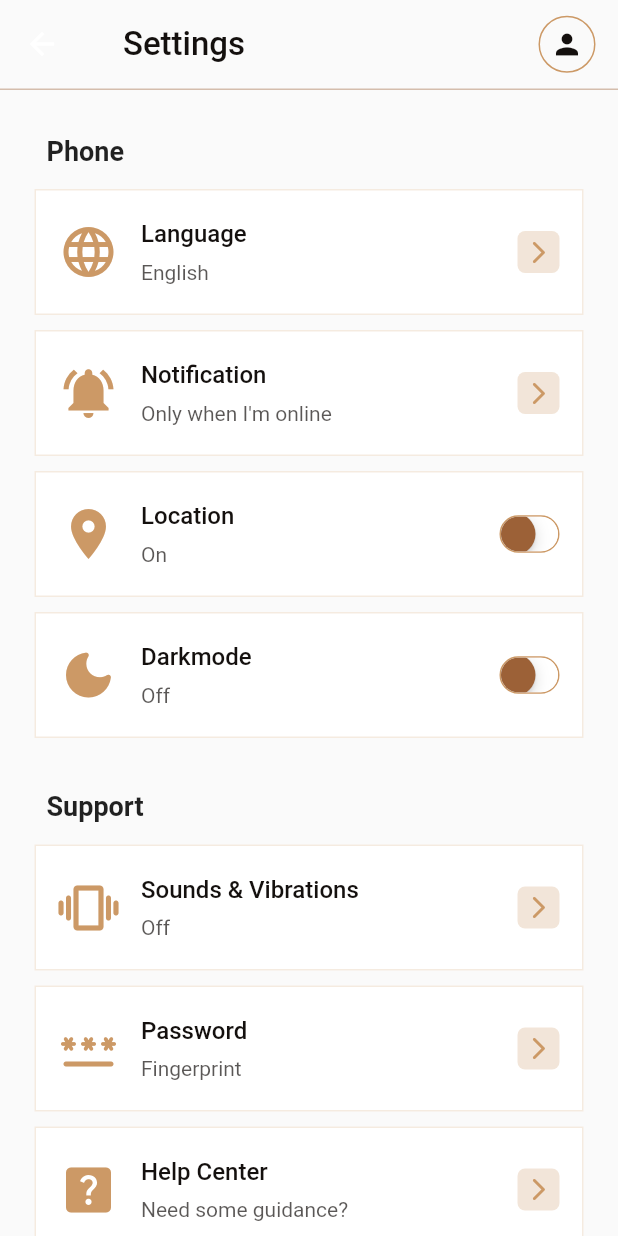
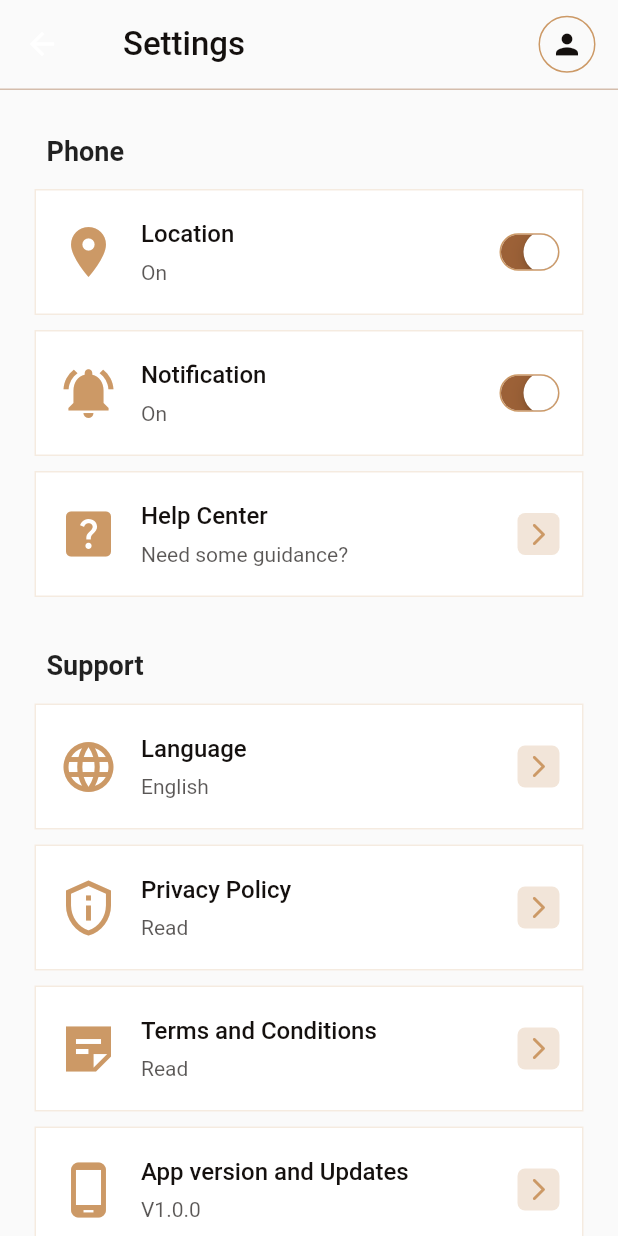
Before and after one commit to iluv27/joy_homes, a Flutter app: the SettingsScreen screen opened directly, on a phone screen of 412 x 824 dp. Run offline on Flutter 3.47's test engine with Material 2 defaults, Android fonts, the phone set to English and light mode, and no system bars; our stand-ins replace carousel_slider, flutter_image_compress, flutter_map, geolocator, image_picker, latlong2; network calls fail.

Commit message:
new commit

```diff
--- a/lib/screens/settings_screen/settings.dart
+++ b/lib/screens/settings_screen/settings.dart
@@ -62,51 +62,66 @@ class SettingsListview extends StatelessWidget {
 }
 
 class SettingsColumn extends StatefulWidget {
-  const SettingsColumn({super.key});
+  const SettingsColumn({Key? key}) : super(key: key);
 
   @override
   State<SettingsColumn> createState() => _SettingsColumnState();
 }
 
 class _SettingsColumnState extends State<SettingsColumn> {
+  bool toggleButton = true;
+  String mainSubtitle = '';
+
+  @override
+  void initState() {
+    super.initState();
+    mainSubtitle = toggleButton ? 'On' : 'Off';
+  }
+
+  void toggleSwitch() {
+    setState(() {
+      toggleButton = !toggleButton;
+      mainSubtitle = toggleButton ? 'On' : 'Off';
+    });
+  }
+
   @override
   Widget build(BuildContext context) {
     return Column(
       crossAxisAlignment: CrossAxisAlignment.start,
       children: [
         Padding(
-          padding: EdgeInsets.symmetric(horizontal: 8.0, vertical: 15),
+          padding: const EdgeInsets.symmetric(horizontal: 8.0, vertical: 15),
           child: Text(
             'Phone',
-            style: TextStyle(fontSize: 18, fontWeight: FontWeight.w600),
+            style: const TextStyle(fontSize: 18, fontWeight: FontWeight.w600),
           ),
         ),
-        SettingsListTile(
-          mainTitle: 'Language',
-          mainSubtitle: 'English',
-          firstIcon: Icons.language,
+        SettingsListile2(
+          toggleSwitch: toggleButton,
+          onTapped: toggleSwitch,
+          mainTitle: 'Location',
+          mainSubtitle: mainSubtitle,
+          firstIcon: Icons.location_on,
         ),
-        SizedBox(
+        const SizedBox(
+          height: 10,
+        ),
+        SettingsListile2(
+          toggleSwitch: toggleButton,
+          mainTitle: 'Notification',
+          mainSubtitle: mainSubtitle,
+          onTapped: toggleSwitch,
+          firstIcon: Icons.notifications_active,
+        ),
+        const SizedBox(
           height: 10,
         ),
         SettingsListTile(
-            mainTitle: 'Notification',
-            mainSubtitle: 'Only when I\'m online',
-            firstIcon: Icons.notifications_active),
-        SizedBox(
-          height: 10,
+          mainTitle: 'Help Center',
+          mainSubtitle: 'Need some guidance?',
+          firstIcon: Icons.help_center,
         ),
-        SettingsListile2(
-            mainTitle: 'Location',
-            mainSubtitle: 'On',
-            firstIcon: Icons.location_on),
-        SizedBox(
-          height: 10,
-        ),
-        SettingsListile2(
-            mainTitle: 'Darkmode',
-            mainSubtitle: 'Off',
-            firstIcon: Icons.dark_mode_rounded),
       ],
     );
   }
@@ -133,25 +148,17 @@ class _SettingsColumn2State extends State<SettingsColumn2> {
           ),
         ),
         SettingsListTile(
-          mainTitle: 'Sounds & Vibrations',
-          mainSubtitle: 'Off',
-          firstIcon: Icons.vibration_rounded,
+          mainTitle: 'Language',
+          mainSubtitle: 'English',
+          firstIcon: Icons.language,
         ),
         SizedBox(
           height: 10,
         ),
         SettingsListTile(
-          mainTitle: 'Password',
-          mainSubtitle: 'Fingerprint',
-          firstIcon: Icons.password_rounded,
-        ),
-        SizedBox(
-          height: 10,
-        ),
-        SettingsListTile(
-          mainTitle: 'Help Center',
-          mainSubtitle: 'Need some guidance?',
-          firstIcon: Icons.help_center,
+          mainTitle: 'Privacy Policy',
+          mainSubtitle: 'Read',
+          firstIcon: Icons.privacy_tip_outlined,
         ),
         SizedBox(
           height: 10,
@@ -168,6 +175,22 @@ class _SettingsColumn2State extends State<SettingsColumn2> {
           mainTitle: 'Terms and Conditions',
           mainSubtitle: 'Read',
           firstIcon: Icons.sticky_note_2_sharp,
+        ),
+        SizedBox(
+          height: 10,
+        ),
+        SettingsListTile(
+          onTapped: () {
+            Navigator.push(
+              context,
+              MaterialPageRoute(builder: (BuildContext context) {
+                return Container();
+              }),
+            );
+          },
+          mainTitle: 'App version and Updates',
+          mainSubtitle: 'V1.0.0',
+          firstIcon: Icons.phone_android_outlined,
         ),
       ],
     );
@@ -250,35 +273,33 @@ class SettingsListTile extends StatelessWidget {
   }
 }
 
-class SettingsListile2 extends StatefulWidget {
-  const SettingsListile2(
-      {super.key,
+// ignore: must_be_immutable
+class SettingsListile2 extends StatelessWidget {
+  const SettingsListile2({
+    Key? key,
     required this.mainTitle,
     required this.mainSubtitle,
     required this.firstIcon,
-      this.onTapped});
+    required this.toggleSwitch,
+    required this.onTapped,
+  }) : super(key: key);
+
   final String mainTitle;
   final String mainSubtitle;
   final IconData firstIcon;
-  final Function()? onTapped;
-
-  @override
-  State<SettingsListile2> createState() => _SettingsListile2State();
-}
-
-class _SettingsListile2State extends State<SettingsListile2> {
-  bool toggleSwitch = false;
+  final bool toggleSwitch;
+  final VoidCallback onTapped;
 
   @override
   Widget build(BuildContext context) {
     return GestureDetector(
-      onTap: widget.onTapped,
+      onTap: onTapped,
       child: Container(
         decoration: BoxDecoration(
-          color: Colors.white, // set the background color
+          color: Colors.white,
           border: Border.all(
-            color: AppColors.primary.withOpacity(0.2), // set the border color
-            width: 1.0, // set the border width
+            color: AppColors.primary.withOpacity(0.2),
+            width: 1.0,
           ),
         ),
         child: ListTile(
@@ -290,13 +311,13 @@ class _SettingsListile2State extends State<SettingsListile2> {
             mainAxisAlignment: MainAxisAlignment.spaceEvenly,
             children: [
               Icon(
-                widget.firstIcon,
+                firstIcon,
                 size: 40,
               ),
             ],
           ),
           title: Text(
-            widget.mainTitle,
+            mainTitle,
             style: const TextStyle(
               fontWeight: FontWeight.w500,
               color: AppColors.textColor,
@@ -305,15 +326,14 @@ class _SettingsListile2State extends State<SettingsListile2> {
           subtitle: Padding(
             padding: const EdgeInsets.only(top: 8.0),
             child: Text(
-              widget.mainSubtitle,
+              mainSubtitle,
               style: TextStyle(
                 fontWeight: FontWeight.w400,
                 color: AppColors.textColor.withOpacity(0.7),
               ),
             ),
           ),
-          trailing: GestureDetector(
-            child: Container(
+          trailing: Container(
             height: 25,
             width: 40,
             decoration: BoxDecoration(
@@ -328,16 +348,13 @@ class _SettingsListile2State extends State<SettingsListile2> {
               child: CupertinoSwitch(
                 value: toggleSwitch,
                 onChanged: (bool value) {
-                      setState(() {
-                        toggleSwitch = value;
-                      });
+                  onTapped();
                 },
                 activeColor: AppColors.secondary,
                 trackColor: Colors.white,
-                    thumbColor:
-                        toggleSwitch ? Colors.white : AppColors.secondary,
+                thumbColor: toggleSwitch ? Colors.white : AppColors.secondary,
               ),
-                )),
+            ),
           ),
         ),
       ),
```
Lines whose indentation alone changed are shown as unchanged.
